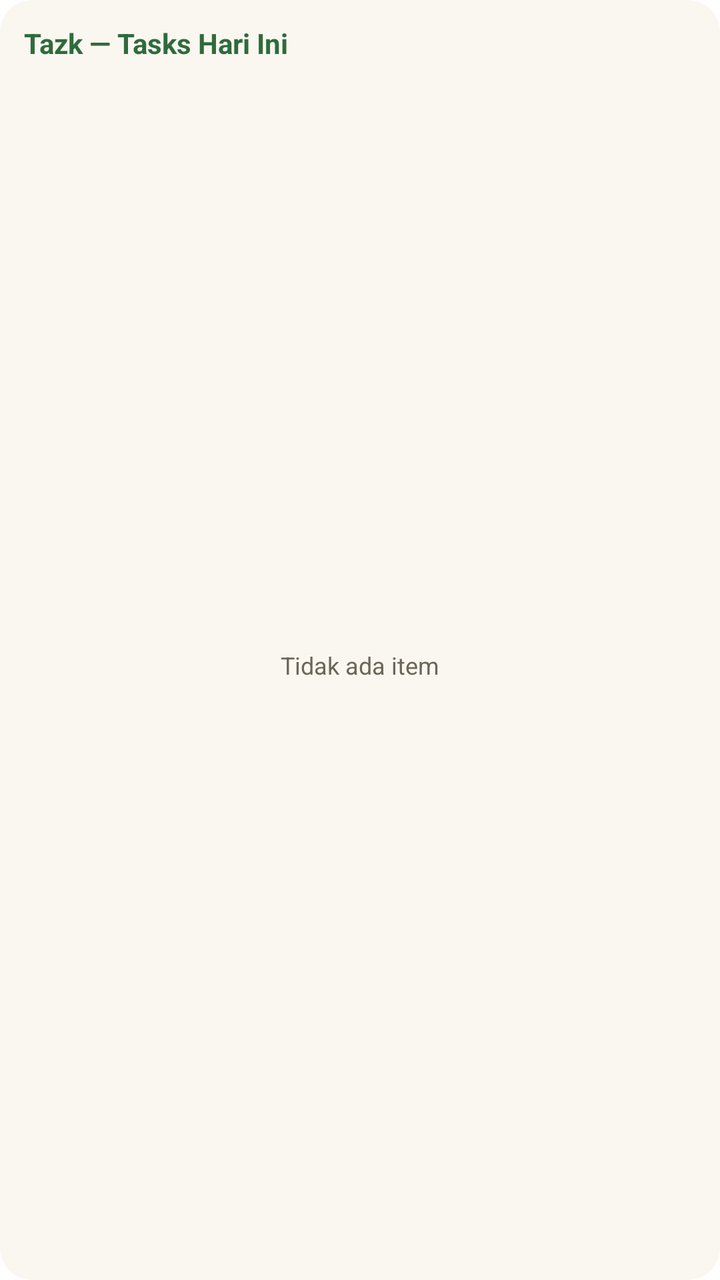
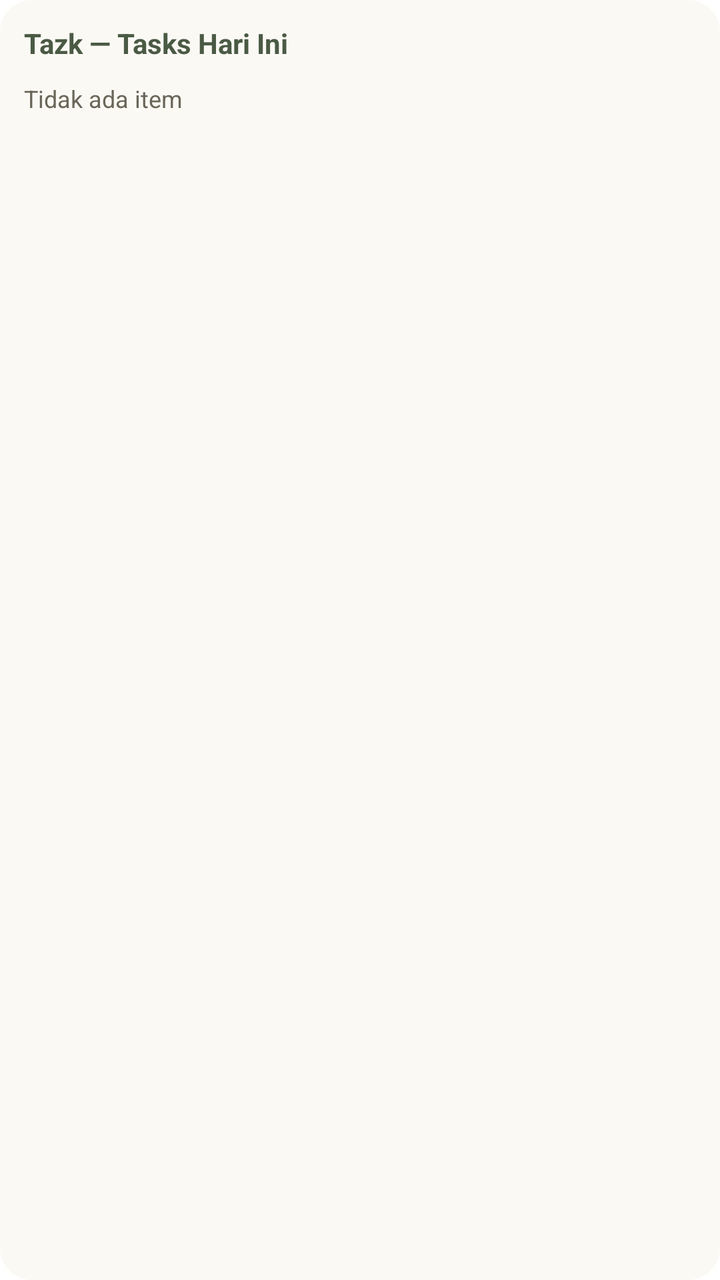

Two renders of the same Android screen: before a commit and after it. Below are the layout's source before the change and the commit's diff.
<!-- AndroidManifest.xml: fallback theme Theme.MaterialComponents.DayNight.NoActionBar -->
<!-- res/layout/widget_tasks_only.xml -->
<?xml version="1.0" encoding="utf-8"?>
<LinearLayout xmlns:android="http://schemas.android.com/apk/res/android"
    android:id="@+id/widget_container"
    android:layout_width="match_parent"
    android:layout_height="match_parent"
    android:orientation="vertical"
    android:background="@drawable/widget_background"
    android:padding="12dp">

    <TextView
        android:id="@+id/widget_header"
        android:layout_width="match_parent"
        android:layout_height="wrap_content"
        android:text="Tazk — Tasks Hari Ini"
        android:textColor="#2F6B3D"
        android:textSize="14sp"
        android:textStyle="bold"
        android:paddingBottom="6dp" />

    <FrameLayout
        android:layout_width="match_parent"
        android:layout_height="0dp"
        android:layout_weight="1">

        <ListView
            android:id="@+id/widget_tasks_list"
            android:layout_width="match_parent"
            android:layout_height="match_parent"
            android:divider="@null"
            android:paddingVertical="2dp" />

        <include
            android:id="@+id/widget_tasks_empty_view"
            layout="@layout/widget_empty_state" />
    </FrameLayout>
</LinearLayout>
<!-- res/layout/widget_empty_state.xml (included above) -->
<?xml version="1.0" encoding="utf-8"?>
<TextView xmlns:android="http://schemas.android.com/apk/res/android"
    android:id="@+id/widget_empty_text"
    android:layout_width="match_parent"
    android:layout_height="match_parent"
    android:gravity="center"
    android:text="Tidak ada item"
    android:textColor="#6A6659"
    android:textSize="12sp" />
<!-- resources referenced by this layout -->
<resources>
  <!-- drawable widget_background (drawable) -->
  <?xml version="1.0" encoding="utf-8"?>
  <shape xmlns:android="http://schemas.android.com/apk/res/android"
      android:shape="rectangle">
      <solid android:color="#FAF7F0" />
      <corners android:radius="16dp" />
  </shape>
</resources>

<!-- the commit's change to res/layout/widget_tasks_only.xml (unified diff, before → after) -->
@@ -12,7 +12,7 @@
         android:layout_width="match_parent"
         android:layout_height="wrap_content"
         android:text="Tazk — Tasks Hari Ini"
-        android:textColor="#2F6B3D"
+        android:textColor="@color/widget_primary"
         android:textSize="14sp"
         android:textStyle="bold"
         android:paddingBottom="6dp" />
@@ -40,7 +40,8 @@
     android:id="@+id/widget_empty_text"
     android:layout_width="match_parent"
     android:layout_height="match_parent"
-    android:gravity="center"
+    android:gravity="top|start"
+    android:paddingTop="4dp"
     android:text="Tidak ada item"
-    android:textColor="#6A6659"
+    android:textColor="@color/widget_text_muted"
     android:textSize="12sp" />
<!-- resource entries referenced after the edit -->
@@ -1,11 +1,14 @@
 <!-- resources referenced by this layout -->
 <resources>
+  <color name="widget_primary">#4A5A44</color>
+  <color name="widget_text_muted">#6A6659</color>
   <!-- drawable widget_background (drawable) -->
   <?xml version="1.0" encoding="utf-8"?>
   <shape xmlns:android="http://schemas.android.com/apk/res/android"
       android:shape="rectangle">
-      <solid android:color="#FAF7F0" />
+      <solid android:color="@color/widget_bg" />
       <corners android:radius="16dp" />
   </shape>
+  <color name="widget_bg">#FBF9F4</color>
 </resources>
 
